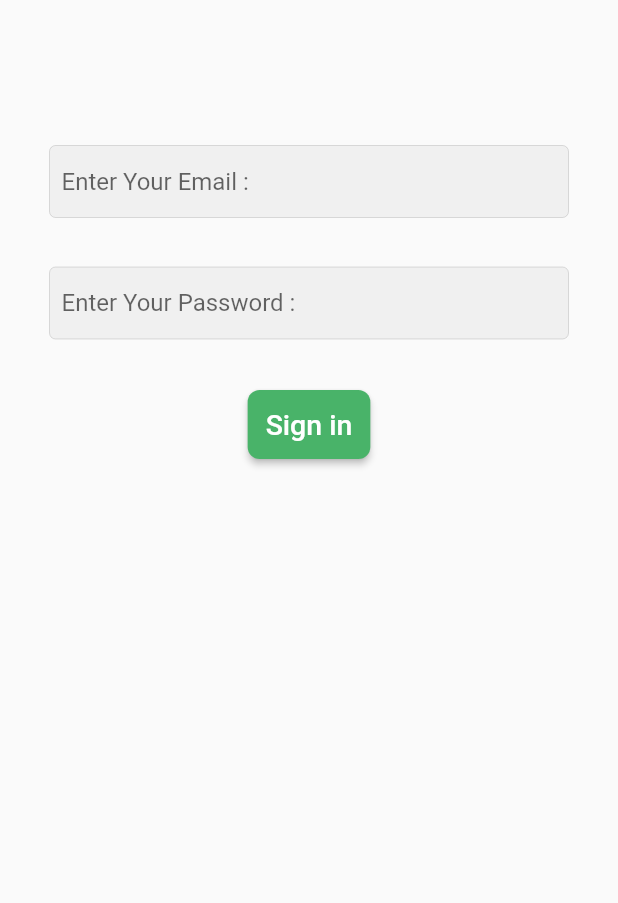
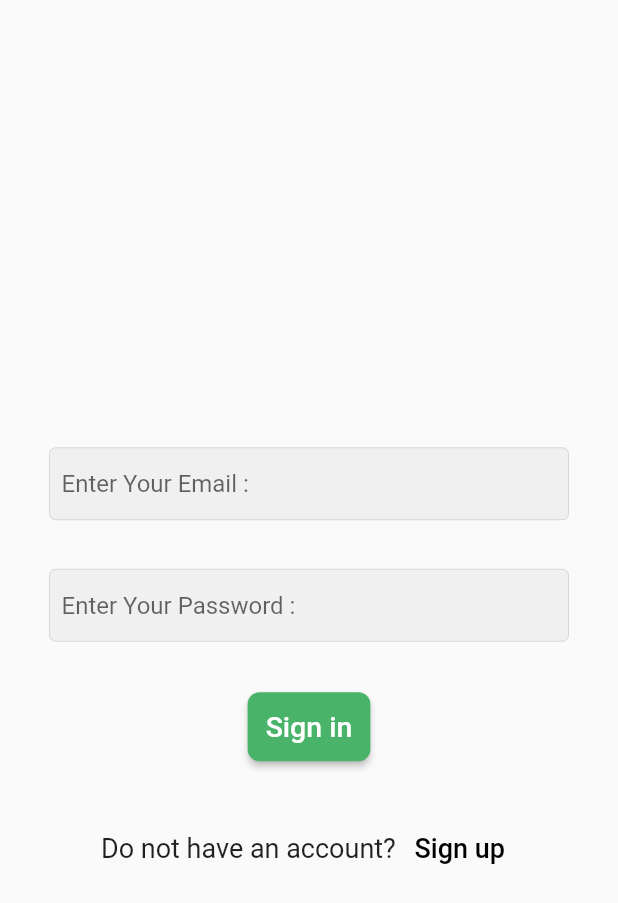
Before and after one commit to Eslam-Alaa-ZX/FlutterE-commerceTsak, a Flutter app: the screen it shows after launch, on a phone screen of 412 x 824 dp. Shown: the top 903 px of the screen. Run offline on Flutter 3.47's test engine with Material 2 defaults, Android fonts, the light colour scheme and no system bars.

Commit message:
Eslam Alaa-Reusable widget: My Custom Text Button.

```diff
--- a/lib/pages/login.dart
+++ b/lib/pages/login.dart
@@ -13,6 +13,7 @@ class Login extends StatelessWidget {
         child: Padding(
           padding: const EdgeInsets.all(33.0),
           child: Column(
+            mainAxisAlignment: MainAxisAlignment.center,
             children: [
               const SizedBox(
                 height: 64,
@@ -36,7 +37,24 @@ class Login extends StatelessWidget {
               MyCBtn(
                 color: BTNgreen,
                 txt: "Sign in",
-                onClick: (){},
+                onClick: () {},
+              ),
+              const SizedBox(
+                height: 33,
+              ),
+              Row(
+                mainAxisAlignment: MainAxisAlignment.center,
+                children: [
+                  const Text("Do not have an account? ",
+                      style: TextStyle(
+                        fontSize: 18,
+                      )),
+                  MyCTxtBtn(
+                    onClick: () {},
+                    color: Colors.black,
+                    txt: "Sign up",
+                  )
+                ],
               ),
             ],
           ),
--- a/lib/widgets/c_btn.dart
+++ b/lib/widgets/c_btn.dart
@@ -5,8 +5,9 @@ class MyCBtn extends StatelessWidget {
   final Color color;
   final String txt;
 
-
-  MyCBtn({Key? key, required this.onClick,required this.color,required this.txt}) : super(key: key);
+  MyCBtn(
+      {Key? key, required this.onClick, required this.color, required this.txt})
+      : super(key: key);
 
   @override
   Widget build(BuildContext context) {
@@ -15,8 +16,8 @@ class MyCBtn extends StatelessWidget {
       style: ButtonStyle(
         backgroundColor: MaterialStateProperty.all(color),
         padding: MaterialStateProperty.all(const EdgeInsets.all(12)),
-        shape: MaterialStateProperty.all(RoundedRectangleBorder(
-            borderRadius: BorderRadius.circular(8))),
+        shape: MaterialStateProperty.all(
+            RoundedRectangleBorder(borderRadius: BorderRadius.circular(8))),
       ),
       child: Text(
         txt,
@@ -25,3 +26,25 @@ class MyCBtn extends StatelessWidget {
     );
   }
 }
+
+class MyCTxtBtn extends StatelessWidget {
+  final void Function() onClick;
+  final Color color;
+  final String txt;
+
+  MyCTxtBtn(
+      {Key? key, required this.onClick, required this.color, required this.txt})
+      : super(key: key);
+
+  @override
+  Widget build(BuildContext context) {
+    return TextButton(
+      onPressed: onClick,
+      child: Text(txt,
+          style: TextStyle(
+            color: color,
+            fontSize: 18,
+          )),
+    );
+  }
+}
```
